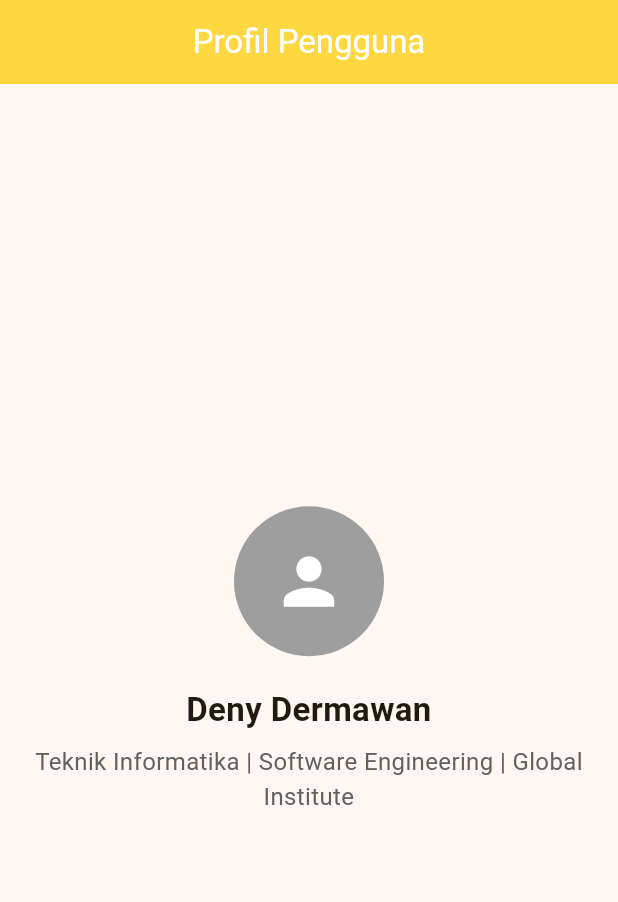
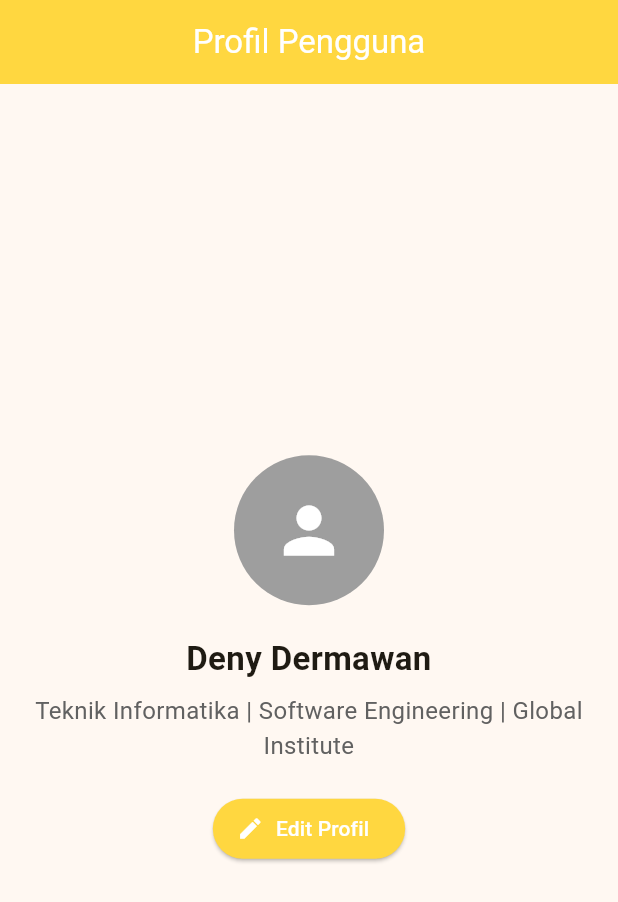
Before and after one commit to dygnora/Latihan-007-aplikasi-mobile, a Flutter app: the screen it shows after launch, on a phone screen of 412 x 824 dp. Shown: the top 902 px of the screen. Run offline on Flutter 3.47's test engine with Material 3 defaults, Android fonts, the phone set to English and light mode, and no system bars.

Commit message:
feat: add edit profile button

```diff
--- a/lib/profile_page.dart
+++ b/lib/profile_page.dart
@@ -20,7 +20,7 @@ class ProfilePage extends StatelessWidget {
             const ProfileAvatar(),
             const SizedBox(height: 20),
             const ProfileInfo(
-              name: 'Deny Dermawan',
+              userName: 'Deny Dermawan',
               role: 'Teknik Informatika | Software Engineering | Global Institute',
             ),
           ],
@@ -49,12 +49,12 @@ class ProfileAvatar extends StatelessWidget {
 }
 
 class ProfileInfo extends StatelessWidget {
-  final String name;
+  final String userName;
   final String role;
 
   const ProfileInfo({
     super.key,
-    required this.name,
+    required this.userName,
     required this.role,
   });
 
@@ -63,7 +63,7 @@ class ProfileInfo extends StatelessWidget {
     return Column(
       children: [
         Text(
-          name,
+          userName,
           style: const TextStyle(
             fontSize: 22,
             fontWeight: FontWeight.bold,
@@ -79,6 +79,24 @@ class ProfileInfo extends StatelessWidget {
           ),
           textAlign: TextAlign.center,
         ),
+        const SizedBox(height: 20),
+        ElevatedButton.icon(
+          onPressed: () {
+            ScaffoldMessenger.of(context).showSnackBar(
+              const SnackBar(
+                content: Text(
+                  'Fitur edit belum aktif pada modul statis.',
+                ),
+              ),
+            );
+          },
+          icon: const Icon(Icons.edit),
+          label: const Text('Edit Profil'),
+          style: ElevatedButton.styleFrom(
+            backgroundColor: Colors.amberAccent,
+            foregroundColor: Colors.white,
+          ),
+        ),
       ],
     );
   }
```
